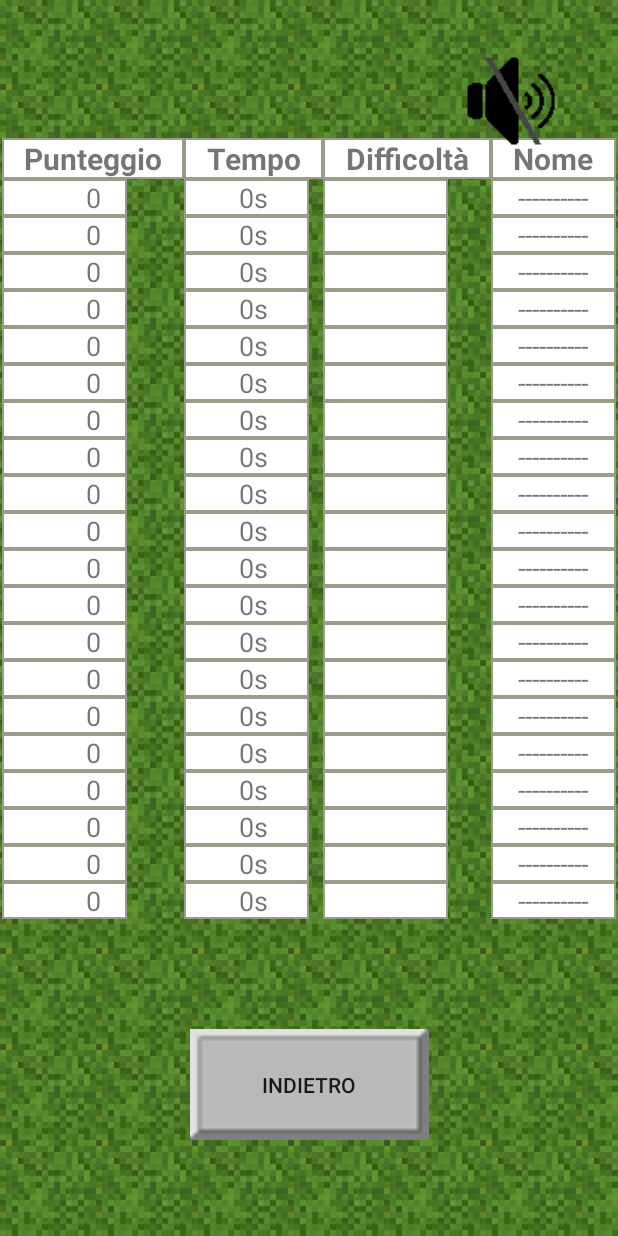
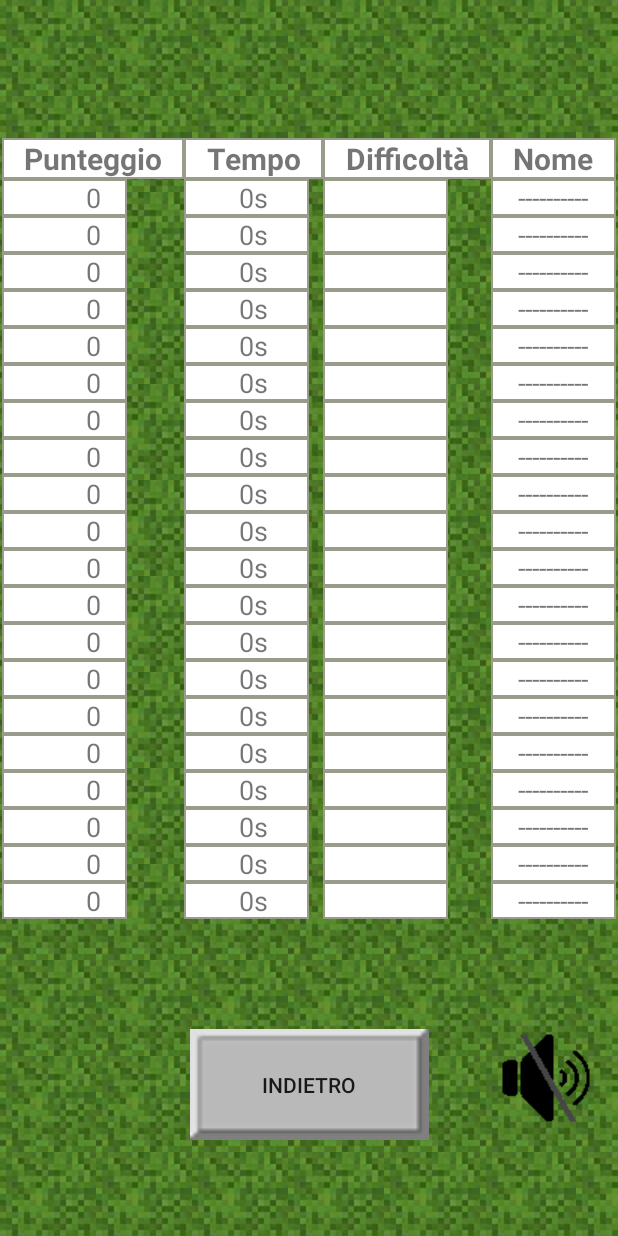
Before and after one commit to lorisdt03/PratoFiorito, an Android app: the RankActivity screen opened directly, with no data from a screen before it, on a phone screen of 412 x 824 dp. Run offline under Robolectric (Android 15) with nearby library versions, the phone set to English and light mode, and no system bars.

Commit message:
20/11/2021 spostamento pulsanti audio

```diff
--- a/app/src/main/AndroidManifest.xml
+++ b/app/src/main/AndroidManifest.xml
@@ -16,6 +16,7 @@
             android:exported="false" />
         <activity
             android:name=".RankActivity"
+            android:noHistory="false"
             android:exported="false" />
         <activity
             android:noHistory="false"
--- a/app/src/main/res/drawable/button_all.xml
+++ /dev/null
@@ -1,6 +0,0 @@
-<?xml version="1.0" encoding="utf-8"?>
-<scale xmlns:android="http://schemas.android.com/apk/res/android"
-    android:drawable="@drawable/button_scaled"
-    android:scaleGravity="center_vertical|center_horizontal"
-    android:scaleHeight="80%"
-    android:scaleWidth="80%" />
--- a/app/src/main/res/layout/activity_campo.xml
+++ b/app/src/main/res/layout/activity_campo.xml
@@ -77,16 +77,14 @@
         android:id="@+id/audio_game"
         android:layout_width="wrap_content"
         android:layout_height="wrap_content"
-        android:layout_marginStart="79dp"
-        android:layout_marginTop="35dp"
-        android:layout_marginEnd="39dp"
+        android:layout_marginTop="15dp"
+        android:layout_marginEnd="16dp"
         android:layout_marginBottom="645dp"
         android:background="#00000000"
         android:contentDescription="@string/todo"
         android:onClick="invertiAudio"
         app:layout_constraintBottom_toBottomOf="parent"
         app:layout_constraintEnd_toEndOf="parent"
-        app:layout_constraintHorizontal_bias="0.636"
         app:layout_constraintTop_toTopOf="parent"
         app:layout_constraintVertical_bias="0.0"
         app:srcCompat="@drawable/audio"
--- a/app/src/main/res/layout/activity_rank.xml
+++ b/app/src/main/res/layout/activity_rank.xml
@@ -4,8 +4,8 @@
     xmlns:tools="http://schemas.android.com/tools"
     android:layout_width="match_parent"
     android:layout_height="match_parent"
-    tools:context=".RankActivity"
-    android:background="@drawable/backgroud_grass">
+    android:background="@drawable/backgroud_grass"
+    tools:context=".RankActivity">
 
     <TableLayout
         android:id="@+id/rank_layout"
@@ -81,12 +81,12 @@
 
     <androidx.appcompat.widget.AppCompatButton
         android:id="@+id/mainMenu"
-        android:soundEffectsEnabled="false"
         android:layout_width="159dp"
         android:layout_height="74dp"
-        android:text="@string/go_back"
         android:background="@drawable/button_scaled_small"
         android:onClick="goBack"
+        android:soundEffectsEnabled="false"
+        android:text="@string/go_back"
         app:layout_constraintBottom_toBottomOf="parent"
         app:layout_constraintEnd_toEndOf="parent"
         app:layout_constraintHorizontal_bias="0.5"
@@ -97,18 +97,17 @@
         android:id="@+id/audio_rank"
         android:layout_width="wrap_content"
         android:layout_height="wrap_content"
-        android:layout_marginStart="79dp"
-        android:layout_marginTop="35dp"
-        android:layout_marginEnd="39dp"
-        android:layout_marginBottom="645dp"
+        android:layout_marginStart="46dp"
+        android:layout_marginTop="41dp"
+        android:layout_marginEnd="16dp"
+        android:layout_marginBottom="50dp"
         android:background="#00000000"
         android:contentDescription="@string/todo"
         android:onClick="invertiAudio"
         app:layout_constraintBottom_toBottomOf="parent"
         app:layout_constraintEnd_toEndOf="parent"
-        app:layout_constraintHorizontal_bias="0.636"
-        app:layout_constraintTop_toTopOf="parent"
-        app:layout_constraintVertical_bias="0.0"
+        app:layout_constraintStart_toEndOf="@+id/mainMenu"
+        app:layout_constraintTop_toBottomOf="@+id/rank_layout"
         app:srcCompat="@drawable/audio"
         tools:ignore="SpeakableTextPresentCheck,DuplicateSpeakableTextCheck" />
 </androidx.constraintlayout.widget.ConstraintLayout>
```
